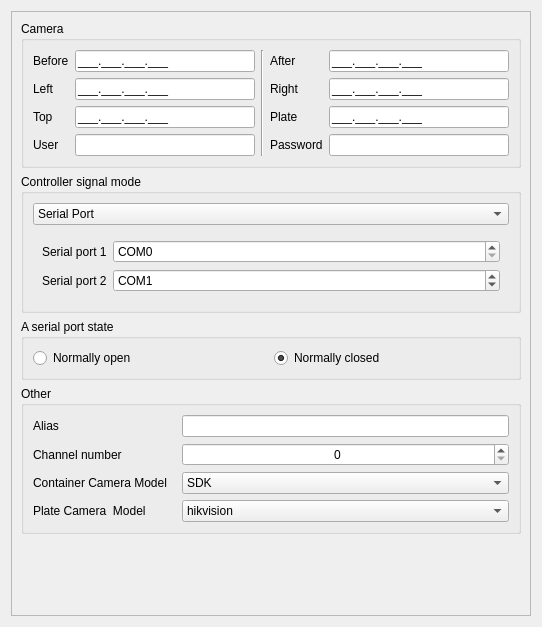
The window that Main/Setting/channel_setting_form.ui (519984307/Container_Multiple_Channels_20200522) describes before a commit, drawn with Qt 5.
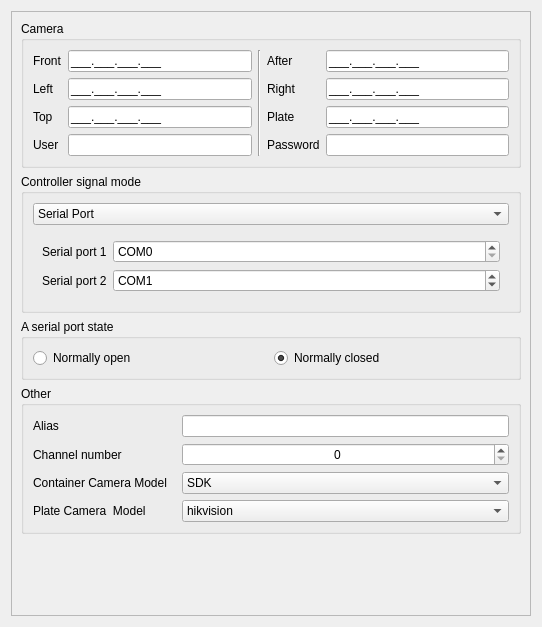
The same window after the commit.

Patch:
```diff
--- a/Main/Setting/channel_setting_form.ui
+++ b/Main/Setting/channel_setting_form.ui
@@ -43,7 +43,7 @@
             <item>
              <widget class="QLabel" name="label_11">
               <property name="text">
-               <string>Before</string>
+               <string>Front</string>
               </property>
              </widget>
             </item>
```
Left out of the diff: 10 changed lines with no effect on the pictures.
